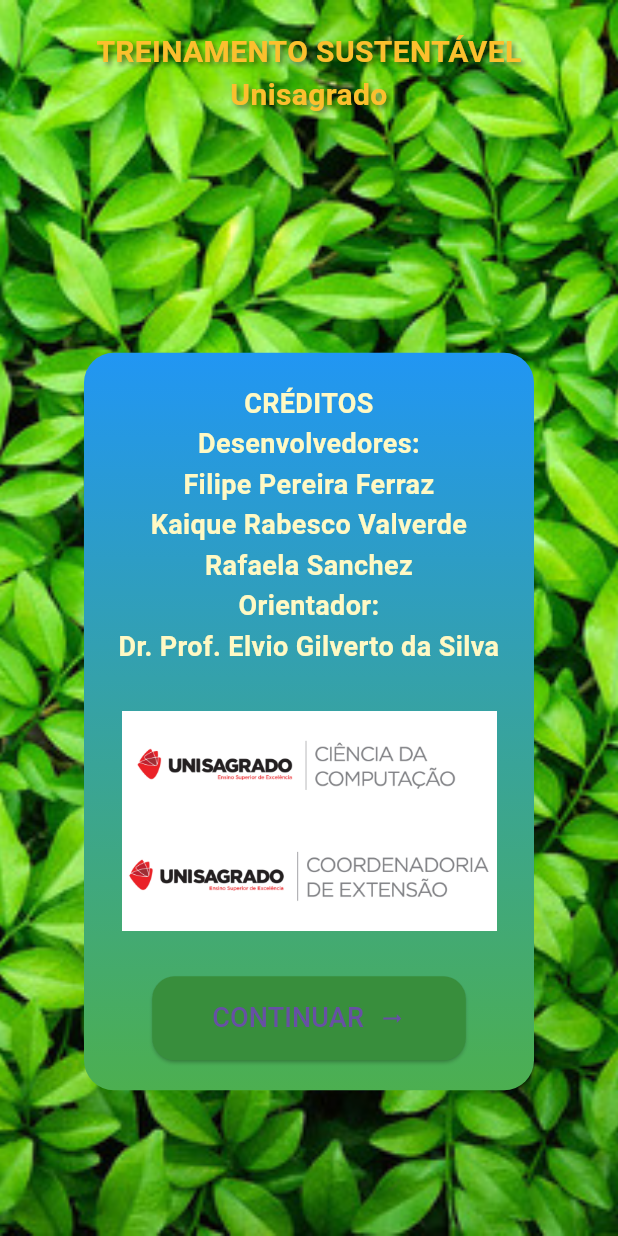
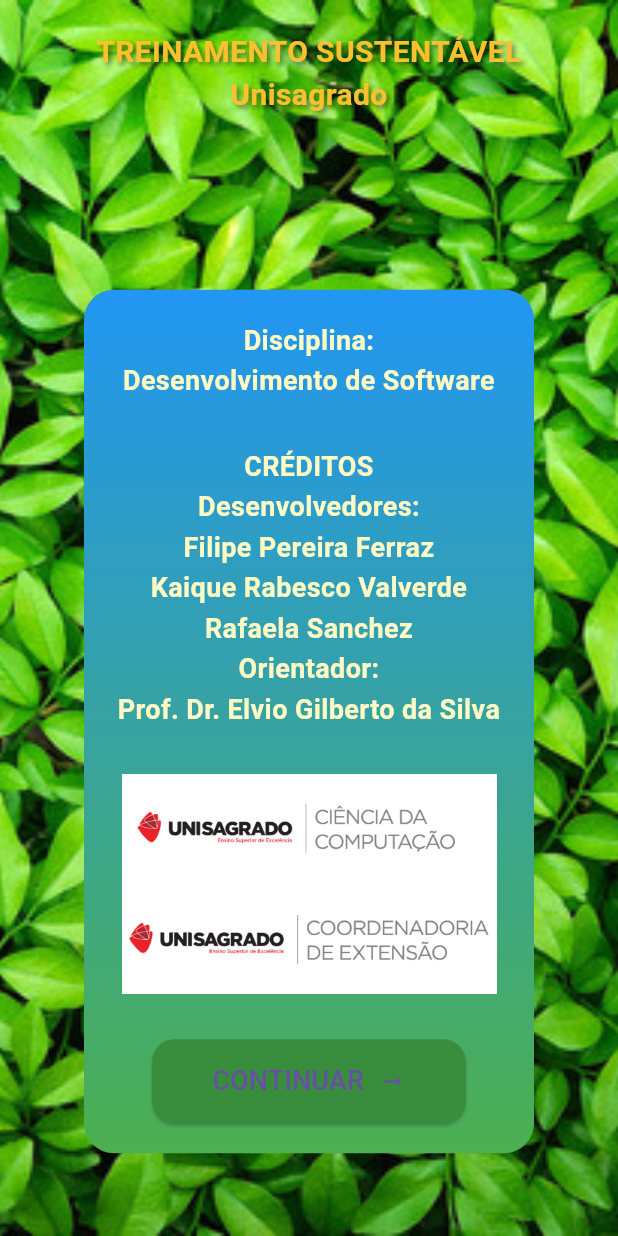
Before and after one commit to yannn-dev/Projeto-App-Sustentabilidade, a Flutter app: the CreditosPage screen opened directly, on a phone screen of 412 x 824 dp. Run offline on Flutter 3.47's test engine with Material 3 defaults, Android fonts, the phone set to English and light mode, and no system bars.

Commit message:
Correções ortográficas

```diff
--- a/lib/pages/creditos_page.dart
+++ b/lib/pages/creditos_page.dart
@@ -54,7 +54,18 @@
                         mainAxisSize: MainAxisSize.min,
                         children: [
                           Text(
-                            'CRÉDITOS\nDesenvolvedores:\nFilipe Pereira Ferraz\nKaique Rabesco Valverde\nRafaela Sanchez\nOrientador:\nDr. Prof. Elvio Gilverto da Silva',
+                            'Disciplina:\nDesenvolvimento de Software',
+                            textAlign: TextAlign.center,
+                            style: TextStyle(
+                              color: Colors.yellow[100],
+                              fontSize: 18,
+                              fontWeight: FontWeight.bold,
+                              height: 1.5,
+                            ),
+                          ),
+                          SizedBox(height: 30),
+                          Text(
+                            'CRÉDITOS\nDesenvolvedores:\nFilipe Pereira Ferraz\nKaique Rabesco Valverde\nRafaela Sanchez\nOrientador:\nProf. Dr. Elvio Gilberto da Silva',
                             textAlign: TextAlign.center,
                             style: TextStyle(
                               color: Colors.yellow[100],
```
